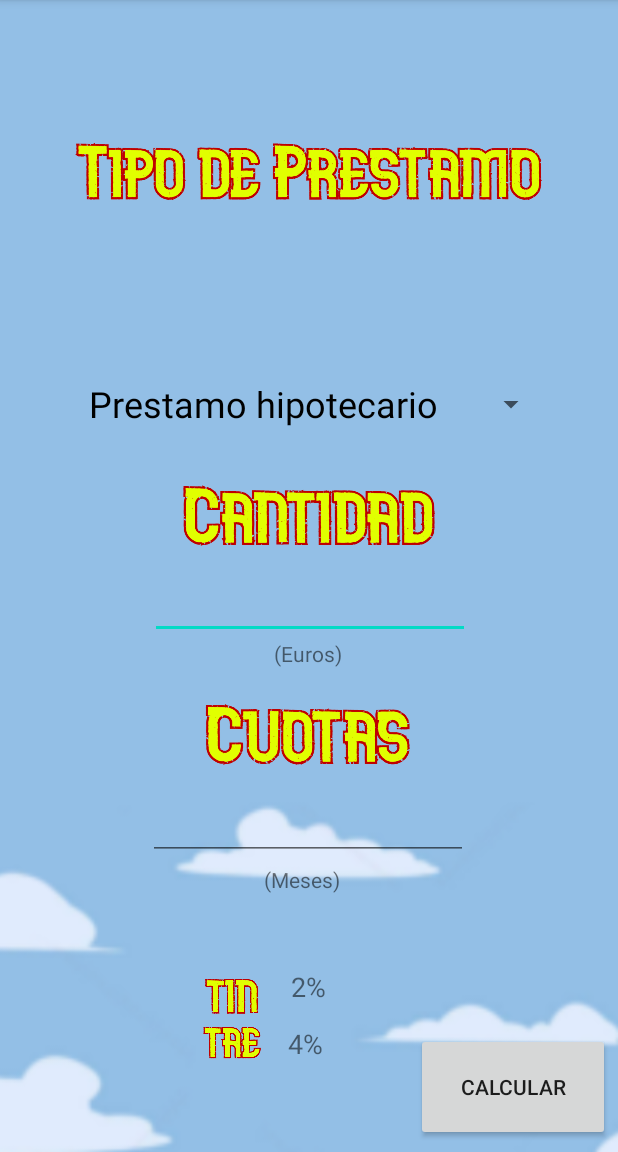
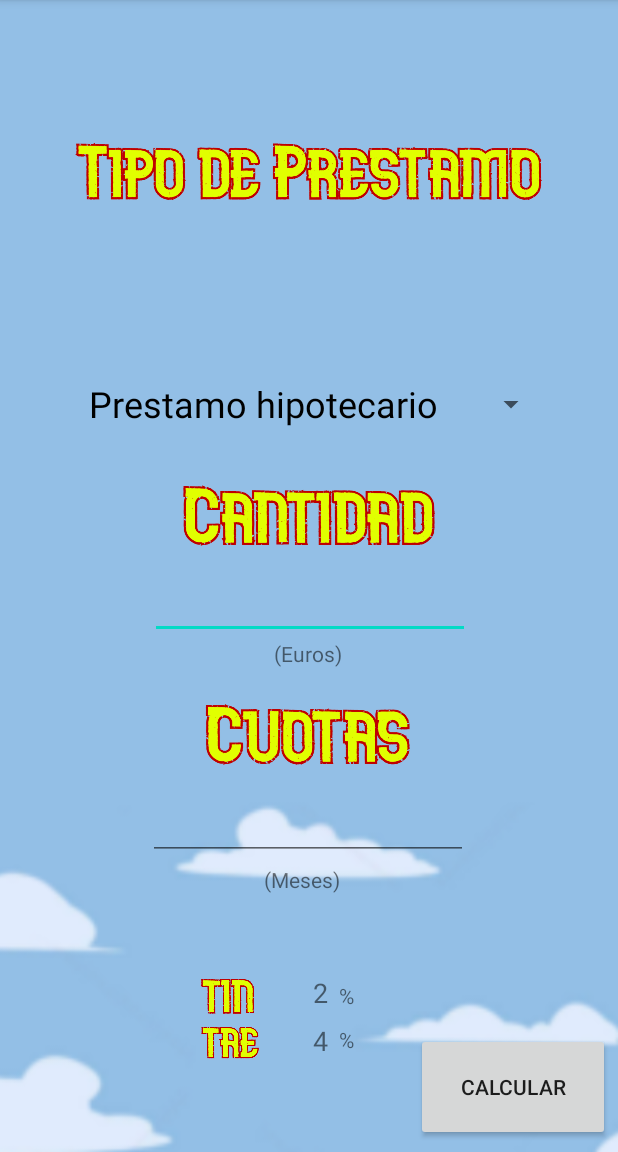
Before and after one commit to LauraSanCes/Hipoteca.Me, an Android app: the Screen_amort screen opened directly, with no data from a screen before it, on a phone screen of 412 x 824 dp, the part 84-1236 px from its top. Run offline under Robolectric (Android 15) with nearby library versions, the phone set to English and light mode, and no system bars.

Commit message:
Migración de Datos + Diseño actualizado Pantalla Amort - Julio

```diff
--- a/app/src/main/res/layout/activity_screen_amort.xml
+++ b/app/src/main/res/layout/activity_screen_amort.xml
@@ -83,8 +83,8 @@
         android:layout_height="24dp"
         android:layout_marginStart="122dp"
         android:layout_marginLeft="122dp"
-        android:layout_marginEnd="8dp"
-        android:layout_marginRight="8dp"
+        android:layout_marginEnd="7dp"
+        android:layout_marginRight="7dp"
         android:layout_marginBottom="8dp"
         app:layout_constraintBottom_toTopOf="@+id/imageView4"
         app:layout_constraintEnd_toStartOf="@+id/textView_tin"
@@ -95,13 +95,14 @@
         android:id="@+id/textView_tin"
         android:layout_width="30dp"
         android:layout_height="30dp"
-        android:layout_marginEnd="188dp"
-        android:layout_marginRight="188dp"
-        android:layout_marginBottom="8dp"
+        android:layout_marginEnd="7dp"
+        android:layout_marginRight="7dp"
+        android:layout_marginBottom="2dp"
+        android:gravity="right"
         android:hint="tin"
         android:textSize="18sp"
         app:layout_constraintBottom_toTopOf="@+id/textView_tae"
-        app:layout_constraintEnd_toEndOf="parent" />
+        app:layout_constraintEnd_toStartOf="@+id/textView3" />
 
     <ImageView
         android:id="@+id/imageView4"
@@ -109,8 +110,8 @@
         android:layout_height="22dp"
         android:layout_marginStart="125dp"
         android:layout_marginLeft="125dp"
-        android:layout_marginEnd="8dp"
-        android:layout_marginRight="8dp"
+        android:layout_marginEnd="12dp"
+        android:layout_marginRight="12dp"
         android:layout_marginBottom="62dp"
         app:layout_constraintBottom_toBottomOf="parent"
         app:layout_constraintEnd_toStartOf="@+id/textView_tae"
@@ -121,13 +122,14 @@
         android:id="@+id/textView_tae"
         android:layout_width="wrap_content"
         android:layout_height="wrap_content"
-        android:layout_marginEnd="60dp"
-        android:layout_marginRight="60dp"
-        android:layout_marginBottom="60dp"
+        android:layout_marginEnd="7dp"
+        android:layout_marginRight="7dp"
+        android:layout_marginBottom="62dp"
+        android:gravity="right"
         android:hint="tae"
         android:textSize="18sp"
         app:layout_constraintBottom_toBottomOf="parent"
-        app:layout_constraintEnd_toStartOf="@+id/button" />
+        app:layout_constraintEnd_toStartOf="@+id/textView3" />
 
     <EditText
         android:id="@+id/editText_cant"
@@ -188,4 +190,26 @@
         app:layout_constraintHorizontal_bias="0.0"
         app:layout_constraintStart_toStartOf="parent" />
 
+    <TextView
+        android:id="@+id/textView3"
+        android:layout_width="26dp"
+        android:layout_height="28dp"
+        android:layout_marginEnd="160dp"
+        android:layout_marginRight="160dp"
+        android:layout_marginBottom="1dp"
+        android:text="%"
+        app:layout_constraintBottom_toTopOf="@+id/textView4"
+        app:layout_constraintEnd_toEndOf="parent" />
+
+    <TextView
+        android:id="@+id/textView4"
+        android:layout_width="24dp"
+        android:layout_height="31dp"
+        android:layout_marginEnd="27dp"
+        android:layout_marginRight="27dp"
+        android:layout_marginBottom="53dp"
+        android:text="%"
+        app:layout_constraintBottom_toBottomOf="parent"
+        app:layout_constraintEnd_toStartOf="@+id/button" />
+
 </androidx.constraintlayout.widget.ConstraintLayout>
```
Also changed, not shown: app/src/main/java/com/example/consumirapi/Prueba_migraDatos.java (+23 -1 lines), app/src/main/java/com/example/consumirapi/Screen_amort.java (+37 -6 lines), app/src/main/res/layout/activity_prueba_migra_datos.xml (+17 -4 lines).
